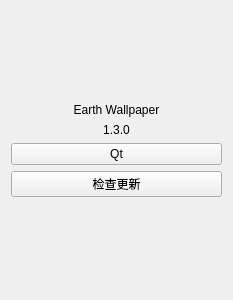
Pylogmon/earth_wallpaper, file src/about.ui: the form before one commit.
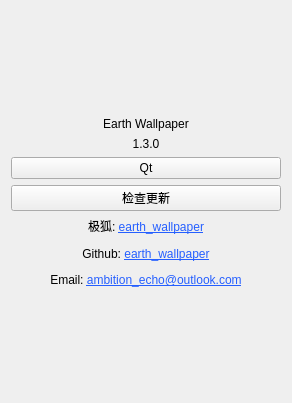
The form after the commit.

Commit message: 🌈 style(About): 完善关于页面

The edit to the form file:
```diff
--- a/src/about.ui
+++ b/src/about.ui
@@ -6,27 +6,14 @@
    <rect>
     <x>0</x>
     <y>0</y>
-    <width>233</width>
-    <height>300</height>
+    <width>292</width>
+    <height>403</height>
    </rect>
   </property>
   <property name="windowTitle">
    <string>关于</string>
   </property>
   <layout class="QGridLayout" name="gridLayout">
-   <item row="5" column="0">
-    <spacer name="verticalSpacer">
-     <property name="orientation">
-      <enum>Qt::Vertical</enum>
-     </property>
-     <property name="sizeHint" stdset="0">
-      <size>
-       <width>20</width>
-       <height>78</height>
-      </size>
-     </property>
-    </spacer>
-   </item>
    <item row="0" column="0">
     <spacer name="verticalSpacer_2">
      <property name="orientation">
@@ -63,13 +50,6 @@
      </property>
     </widget>
    </item>
-   <item row="4" column="0">
-    <widget class="QPushButton" name="checkUpdate">
-     <property name="text">
-      <string>检查更新</string>
-     </property>
-    </widget>
-   </item>
    <item row="3" column="0">
     <widget class="QPushButton" name="aboutQt">
      <property name="text">
@@ -77,6 +57,39 @@
      </property>
     </widget>
    </item>
+   <item row="4" column="0">
+    <widget class="QPushButton" name="checkUpdate">
+     <property name="text">
+      <string>检查更新</string>
+     </property>
+    </widget>
+   </item>
+   <item row="5" column="0">
+    <widget class="QLabel" name="label_2">
+     <property name="text">
+      <string>&lt;html&gt;&lt;head/&gt;&lt;body&gt;&lt;p&gt;极狐: &lt;a href=&quot;https://jihulab.com/ambition-echo/earth_wallpaper&quot;&gt;&lt;span style=&quot; text-decoration: underline; color:#255fff;&quot;&gt;earth_wallpaper&lt;/span&gt;&lt;/a&gt;&lt;/p&gt;&lt;p&gt;Github: &lt;a href=&quot;https://github.com/ambition-echo/earth_wallpaper&quot;&gt;&lt;span style=&quot; text-decoration: underline; color:#255fff;&quot;&gt;earth_wallpaper&lt;/span&gt;&lt;/a&gt;&lt;/p&gt;&lt;p&gt;Email: &lt;a href=&quot;mailto://ambition_echo@outlook.com&quot;&gt;&lt;span style=&quot; text-decoration: underline; color:#255fff;&quot;&gt;ambition_echo@outlook.com&lt;/span&gt;&lt;/a&gt;&lt;/p&gt;&lt;/body&gt;&lt;/html&gt;</string>
+     </property>
+     <property name="alignment">
+      <set>Qt::AlignCenter</set>
+     </property>
+     <property name="textInteractionFlags">
+      <set>Qt::LinksAccessibleByMouse|Qt::TextSelectableByKeyboard|Qt::TextSelectableByMouse</set>
+     </property>
+    </widget>
+   </item>
+   <item row="6" column="0">
+    <spacer name="verticalSpacer">
+     <property name="orientation">
+      <enum>Qt::Vertical</enum>
+     </property>
+     <property name="sizeHint" stdset="0">
+      <size>
+       <width>20</width>
+       <height>78</height>
+      </size>
+     </property>
+    </spacer>
+   </item>
   </layout>
  </widget>
  <resources/>
```
